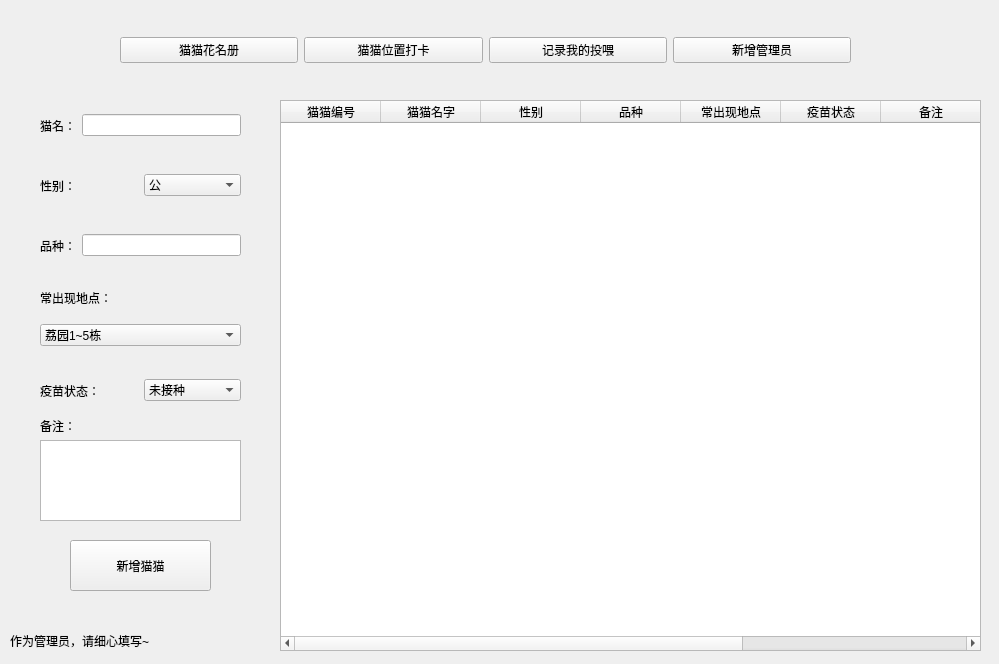
Qt form design/adminWindow.ui (ScarecrowL1/DB-coursework-CampusCat) before a commit.
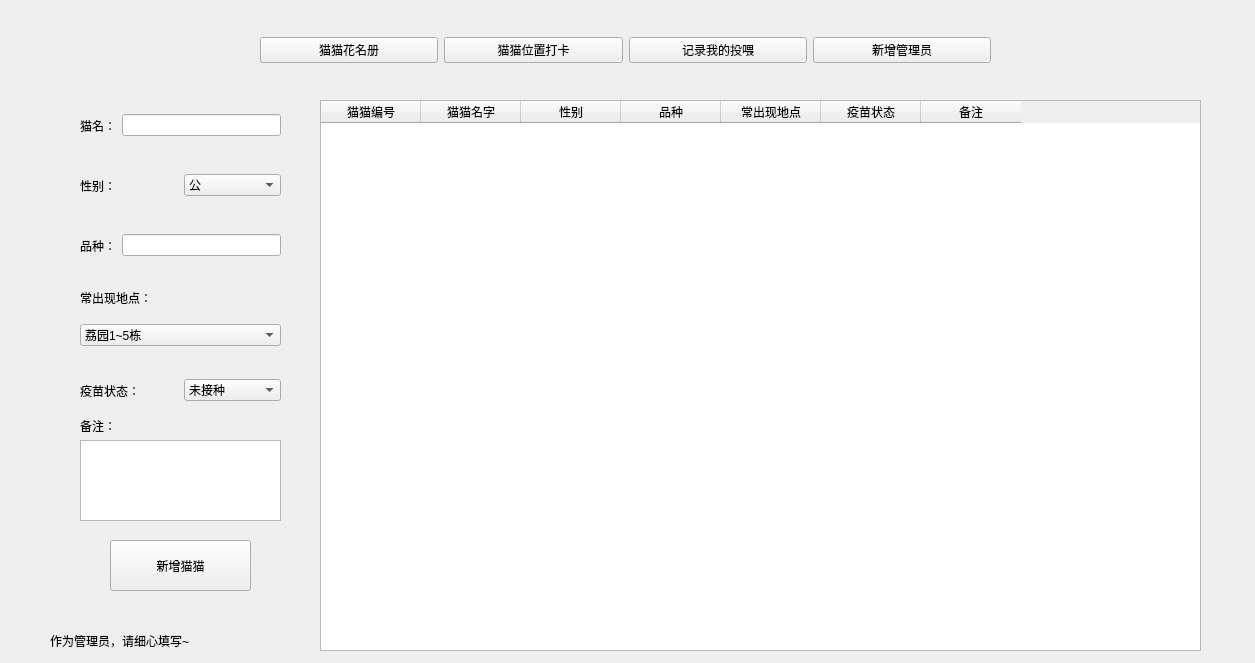
The same form after that commit. The open tabs and pages were chosen to show the change.

What changed in the file:
```diff
--- a/design/adminWindow.ui
+++ b/design/adminWindow.ui
@@ -6,8 +6,8 @@
    <rect>
     <x>0</x>
     <y>0</y>
-    <width>999</width>
-    <height>664</height>
+    <width>1255</width>
+    <height>663</height>
    </rect>
   </property>
   <property name="windowTitle">
@@ -17,7 +17,7 @@
    <widget class="QWidget" name="gridLayoutWidget">
     <property name="geometry">
      <rect>
-      <x>120</x>
+      <x>260</x>
       <y>10</y>
       <width>731</width>
       <height>81</height>
@@ -57,9 +57,9 @@
    <widget class="QStackedWidget" name="stackedWidget">
     <property name="geometry">
      <rect>
-      <x>10</x>
+      <x>50</x>
       <y>100</y>
-      <width>981</width>
+      <width>1171</width>
       <height>561</height>
      </rect>
     </property>
@@ -72,7 +72,7 @@
        <rect>
         <x>270</x>
         <y>0</y>
-        <width>701</width>
+        <width>881</width>
         <height>551</height>
        </rect>
       </property>
@@ -80,7 +80,7 @@
        <bool>false</bool>
       </property>
       <property name="columnCount">
-       <number>9</number>
+       <number>7</number>
       </property>
       <column>
        <property name="text">
@@ -117,8 +117,6 @@
         <string>备注</string>
        </property>
       </column>
-      <column/>
-      <column/>
      </widget>
      <widget class="QWidget" name="horizontalLayoutWidget">
       <property name="geometry">
```
Left out of the diff: 8 changed lines with no effect on the pictures.
